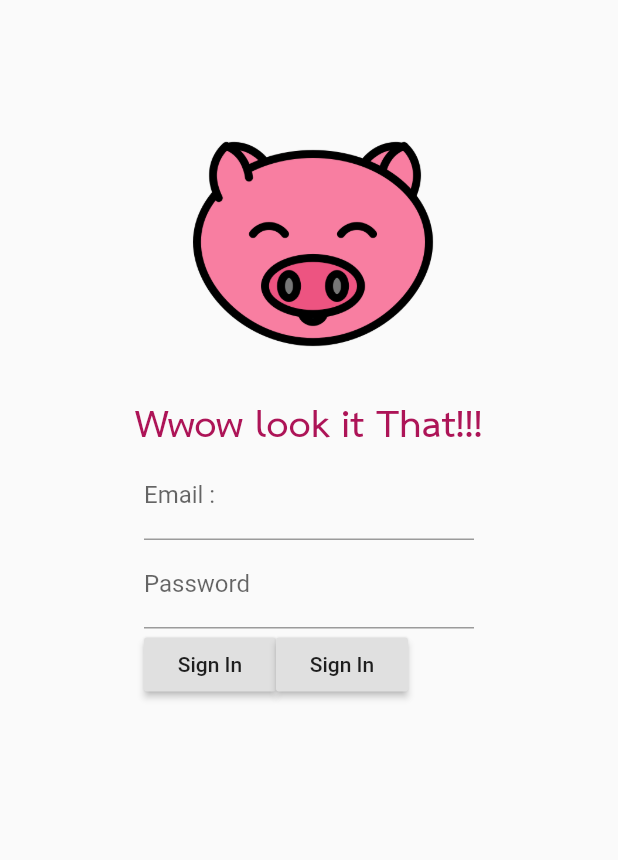
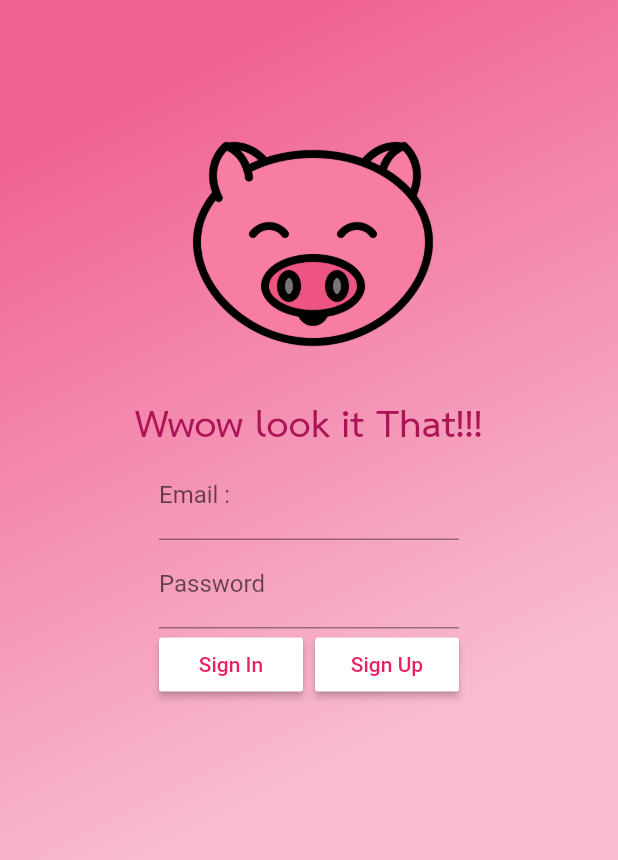
Before and after one commit to faioraya/Appication-in-Dart, a Flutter app: the screen it shows after launch, on a phone screen of 412 x 824 dp. Shown: the top 860 px of the screen. Run offline on Flutter 3.47's test engine with Material 2 defaults, Android fonts, the phone set to English and light mode, and no system bars.

Commit message:
Design UI Arthen finish

```diff
--- a/lib/screen/authen.dart
+++ b/lib/screen/authen.dart
@@ -11,27 +11,54 @@ class _AuthenState extends State<Authen> {
   double MyZise = 200;
 
   //Method
+  Widget mySizeBox() {
+    return SizedBox(
+      width: 8.0,
+    );
+  }
+
+  Widget signUpButton() {
+    return RaisedButton(
+      color: Colors.white,
+      child: Text(
+        'Sign Up',
+        style: TextStyle(color: Colors.pink),
+      ),
+      onPressed: () {},
+    );
+  }
 
   Widget signInButton() {
     return RaisedButton(
-      child: Text('Sign In'),onPressed: (){
-
-      },
+      color: Colors.white,
+      child: Text(
+        'Sign In',
+        style: TextStyle(color: Colors.pink),
+      ),
+      onPressed: () {},
     );
   }
 
   Widget myButton() {
     return Container(
-      width: 220.0,
+      width: MyZise,
       child: Row(
-        children: <Widget>[signInButton(), signInButton()],
+        children: <Widget>[
+          Expanded(
+            child: signInButton(),
+          ),
+          mySizeBox(),
+          Expanded(
+            child: signUpButton(),
+          ),
+        ],
       ),
     );
   }
 
   Widget passwordText() {
     return Container(
-      width: 220.0,
+      width: MyZise,
       child: TextFormField(
         obscureText: true,
         decoration: InputDecoration(
@@ -44,7 +71,7 @@ class _AuthenState extends State<Authen> {
 
   Widget emailText() {
     return Container(
-      width: 220.0,
+      width: MyZise,
       // height: 220.0,
       child: TextFormField(
         keyboardType: TextInputType.emailAddress, //จะมี@เเละ.comมาด้วย
@@ -70,7 +97,7 @@ class _AuthenState extends State<Authen> {
         style: TextStyle(
             fontSize: 36.0,
             fontWeight: FontWeight.bold,
-            color: Colors.pink[800],
+            color: Colors.pink[800], //color
             fontFamily: 'THSarabunBold'));
   }
 
@@ -79,6 +106,11 @@ class _AuthenState extends State<Authen> {
     return Scaffold(
       resizeToAvoidBottomPadding: false, //key board not move
       body: Container(
+        decoration: BoxDecoration(
+            gradient: LinearGradient(
+          colors: [Colors.pink[300], Colors.pink[100]],
+          begin: Alignment.topCenter,
+        )), //clors baeutiful
         padding: EdgeInsets.only(top: 60.0),
         alignment: Alignment.topCenter,
         child: Column(
```
